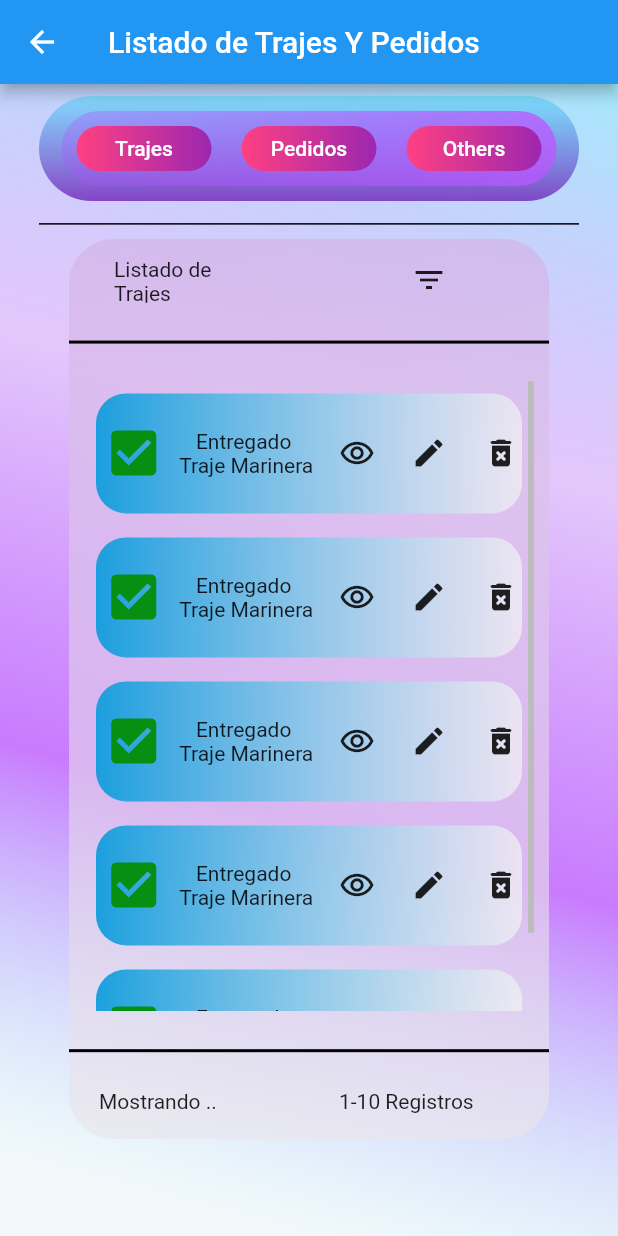
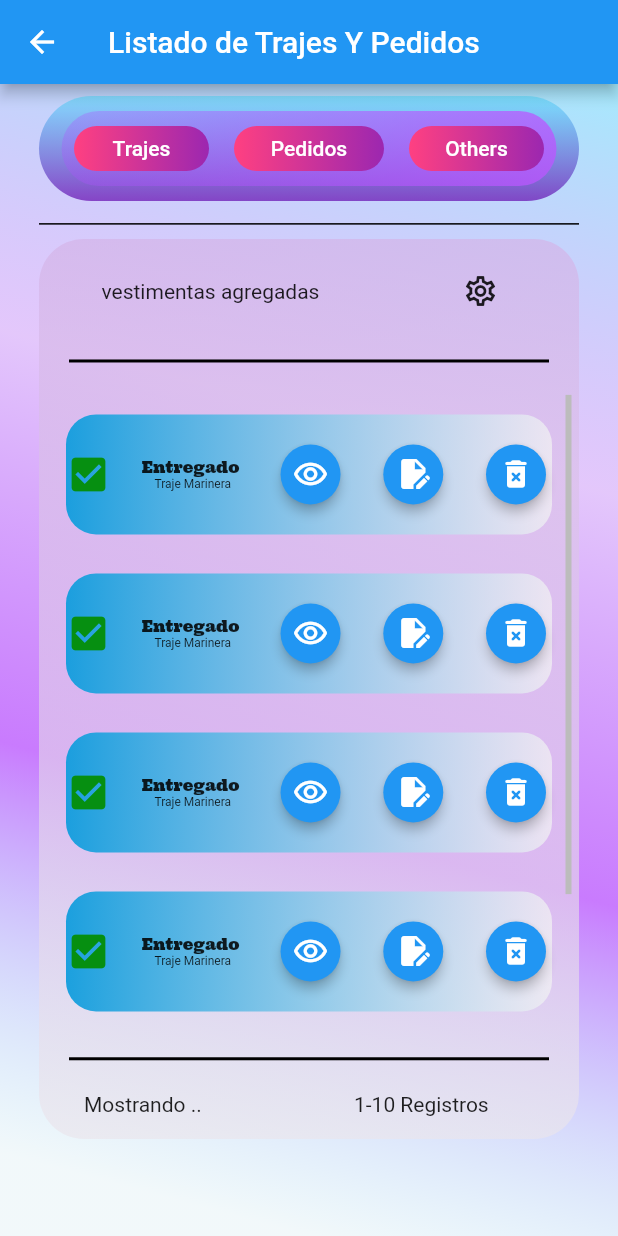
Before and after one commit to notlimdev/App_Vestimenta_Flutter, a Flutter app: the ListOrders screen opened directly, on a phone screen of 412 x 824 dp. Run offline on Flutter 3.47's test engine with Material 2 defaults, Android fonts, the phone set to English and light mode, and no system bars; our stand-ins replace cloud_firestore, curved_navigation_bar, firebase_core, flutter_svg, percent_indicator; accounts and stored records are empty.

Commit message:
adicionando el espanded scroll en todas las vistas y reparando la seccion de lista de vestimentas

```diff
--- a/lib/CodPruebas/listasrcl.dart
+++ b/lib/CodPruebas/listasrcl.dart
@@ -26,6 +26,9 @@ class _ListaPedidosSrclState extends State<ListaPedidosSrcl> {
       ],
     ),
   ];*/
+
+
+  bool filledSelected = false;
   @override
   Widget build(BuildContext context) {
     return LayoutBuilder(
@@ -51,50 +54,46 @@ class _ListaPedidosSrclState extends State<ListaPedidosSrcl> {
                                   Color.fromARGB(242, 17, 157, 221),
                                   Color.fromARGB(185, 242, 242, 243),
                                 ],
-                                begin: Alignment.bottomLeft,
-                                end: Alignment.bottomRight),
+                                // begin: Alignment.bottomLeft,
+                                // end: Alignment.bottomRight
+                                ),
                           ),
                           height: 80,
+                          margin: const EdgeInsets.all(5),
                           child: Row(
-                            mainAxisAlignment: MainAxisAlignment.spaceAround,
+                            mainAxisAlignment: MainAxisAlignment.spaceBetween,
                             children: [
-                              Container(
-                                margin: const EdgeInsets.fromLTRB(0, 3, 0, 3),
-                                width: 150,
-                                child: const Row(
-                                  mainAxisAlignment:
-                                      MainAxisAlignment.spaceAround,
-                                  children: [
-                                    Icon(Icons.check_box,
-                                        size: 40, color: Color.fromARGB(255, 6, 143, 17)),
-                                    Column(
+                              const Icon(Icons.check_box,
+                                  size: 30, color: Color.fromARGB(255, 6, 143, 17)),
+                              const Column(
                                 mainAxisAlignment:
                                     MainAxisAlignment.center,
                                 children: [
-                                        Text('Entregado '),
-                                        Text('Traje Marinera'),
+                                  Text('Entregado ',style: TextStyle(fontFamily: 'Ultra',fontSize: 10)),
+                                  Text('Traje Marinera',style: TextStyle(fontSize: 8),),
                                 ],
                               ),
-                                  ],
+
+                              FloatingActionButton.small(
+                                elevation: 3,
+                                onPressed: (){},
+                                child: const  Icon(
+                                  Icons.remove_red_eye_outlined
                                 ),
                               ),
-                              Row(
-                                mainAxisAlignment:
-                                    MainAxisAlignment.spaceAround,
-                                children: [
-                                  IconButton(
+                              FloatingActionButton.small(
+                                elevation: 3,
                                 onPressed: () {},
-                                      icon: const Icon(
-                                          Icons.remove_red_eye_outlined)),
-                                  IconButton(
-                                      onPressed: () {},
-                                      icon: const Icon(Icons.edit)),
-                                  IconButton(
-                                      onPressed: () {},
-                                      icon: const Icon(
-                                          Icons.delete_forever_rounded)),
-                                ],
+                                child:
+                                    const Icon(Icons.edit_document),
                               ),
+                              FloatingActionButton.small(
+                                elevation: 3,
+                                onPressed: (){},
+                                child: const  Icon(
+                                  Icons.delete_forever_rounded
+                                ),
+                              )
                             ],
                           ),
                         ),
--- a/lib/main.dart
+++ b/lib/main.dart
@@ -15,6 +15,7 @@ class MyApp extends StatelessWidget {
     return MaterialApp(
       title: 'Flutter Demo',
       theme: ThemeData(
+
         primarySwatch: Colors.blue,
         visualDensity: VisualDensity.adaptivePlatformDensity,
         //colorScheme: ColorScheme.fromSeed(seedColor: Colors.blue),
--- a/lib/sectionsPages/listpedidos.dart
+++ b/lib/sectionsPages/listpedidos.dart
@@ -1,4 +1,5 @@
 import 'package:flutter/material.dart';
+import 'package:flutter/rendering.dart';
 
 import '../CodPruebas/listasrcl.dart';
 
@@ -8,6 +9,9 @@ class ListOrders extends StatefulWidget {
   State<ListOrders> createState() => _ListOrdersState();
 }
 class _ListOrdersState extends State<ListOrders> {
+
+
+  bool filledSelected = false;
 @override
   @override
   Widget build(BuildContext context) {
@@ -34,7 +38,9 @@ class _ListOrdersState extends State<ListOrders> {
               )),
               child: Stack(
                 children: [
-                  Column(
+                  SingleChildScrollView(
+                    physics: const BouncingScrollPhysics(),
+                    child: Column(
                       children: [
                         Center(
                           child: Container(
@@ -128,7 +134,7 @@ class _ListOrdersState extends State<ListOrders> {
                                                                       20.0)),
                                                         ),
                                                         height: 30,
-                                                      width: 90,
+                                                        width: 100,
                                                         child: ElevatedButton(
                                                           style: ElevatedButton.styleFrom (
                                                             backgroundColor: Colors.transparent,
@@ -210,24 +216,28 @@ class _ListOrdersState extends State<ListOrders> {
                                         ),
                                         borderRadius: BorderRadius.all(Radius.circular(30))
                                       ),
-                                    width: 320,
+                                      width: 360,
                                       height: 600,
                                       child: Column(
                                         mainAxisAlignment:
                                             MainAxisAlignment.spaceAround,
                                         children: [
-                                        const Row(
+                                          Row(
                                             mainAxisAlignment: MainAxisAlignment.spaceAround,
                                             children: [
-                                            SizedBox(
-                                              width: 100,
-                                              height: 30,
-                                              child: Text('Listado de Trajes'),
-                                            ),
-                                            SizedBox(
-                                              width: 100,
-                                              height: 30,
-                                              child:Icon(Icons.filter_list),
+                                              const Text('vestimentas agregadas'),
+                                              IconButton.filled(
+                                              isSelected: filledSelected,
+                                                icon: const Icon(
+                                                    Icons.settings_outlined),
+                                                selectedIcon:
+                                                    const Icon(Icons.settings),
+                                                onPressed: () {
+                                                  setState(() {
+                                                    filledSelected =
+                                                        !filledSelected;
+                                                  });
+                                                },
                                               ),
                                             ],
                                           ),
@@ -237,7 +247,7 @@ class _ListOrdersState extends State<ListOrders> {
                                             color: Colors.black,
                                           ),
                                           const SizedBox(
-                                          width: 300,
+                                            width: 350,
                                             height: 420,
                                             //color: Colors.cyan,
                                             child:ListaPedidosSrcl(),
@@ -273,6 +283,7 @@ class _ListOrdersState extends State<ListOrders> {
                           ),
                         ),
                       ],
+                    ),
                   )
                 ],
               ),
```
Also changed, not shown: lib/sectionsPages/addtrajes.dart (+26 -17 lines), lib/sectionsPages/home.dart (+16 -12 lines), lib/sectionsPages/perfil.dart (+8 -9 lines), lib/sectionsPages/settings.dart (+12 -9 lines). Lines whose indentation alone changed are shown as unchanged.
